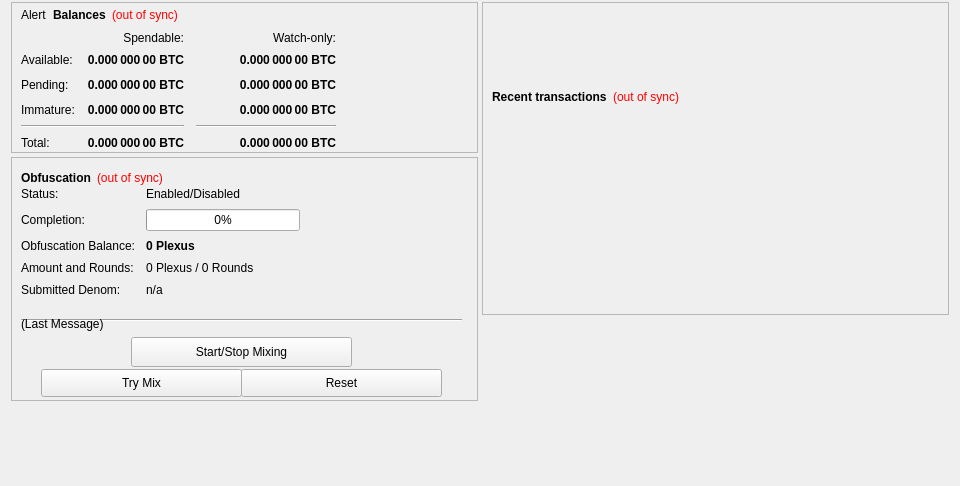
altcuim/Plexus, file src/qt/forms/overviewpage.ui: the form before one commit.
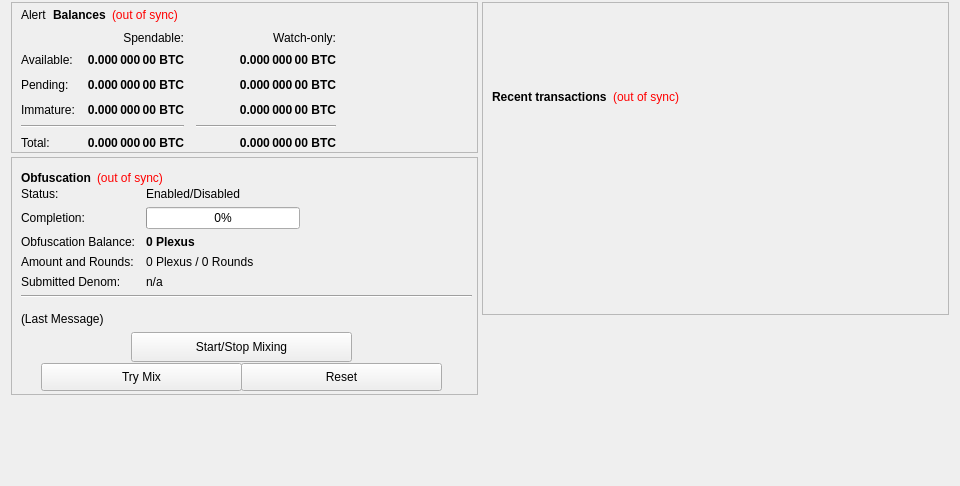
The form after the commit.

Patch:
```diff
--- a/src/qt/forms/overviewpage.ui
+++ b/src/qt/forms/overviewpage.ui
@@ -418,7 +418,7 @@
          <property name="minimumSize">
           <size>
            <width>0</width>
-           <height>244</height>
+           <height>238</height>
           </size>
          </property>
          <property name="layoutDirection">
@@ -436,7 +436,7 @@
             <x>10</x>
             <y>30</y>
             <width>451</width>
-            <height>131</height>
+            <height>128</height>
            </rect>
           </property>
           <layout class="QFormLayout" name="formLayout">
@@ -447,7 +447,7 @@
             <number>11</number>
            </property>
            <property name="verticalSpacing">
-            <number>8</number>
+            <number>6</number>
            </property>
            <item row="0" column="0">
             <widget class="QLabel" name="label_6">
@@ -534,13 +534,20 @@
              </property>
             </widget>
            </item>
+           <item row="5" column="0" colspan="2">
+            <widget class="Line" name="lineLastMessage">
+             <property name="orientation">
+              <enum>Qt::Horizontal</enum>
+             </property>
+            </widget>
+           </item>
           </layout>
          </widget>
          <widget class="QPushButton" name="toggleObfuscation">
           <property name="geometry">
            <rect>
             <x>120</x>
-            <y>180</y>
+            <y>175</y>
             <width>221</width>
             <height>30</height>
            </rect>
@@ -555,24 +562,11 @@
            <string>Start/Stop Mixing</string>
           </property>
          </widget>
-         <widget class="Line" name="lineLastMessage">
-          <property name="geometry">
-           <rect>
-            <x>10</x>
-            <y>155</y>
-            <width>441</width>
-            <height>16</height>
-           </rect>
-          </property>
-          <property name="orientation">
-           <enum>Qt::Horizontal</enum>
-          </property>
-         </widget>
          <widget class="QLabel" name="obfuscationStatus">
           <property name="geometry">
            <rect>
             <x>10</x>
-            <y>160</y>
+            <y>155</y>
             <width>451</width>
             <height>20</height>
            </rect>
@@ -597,7 +591,7 @@
           <property name="geometry">
            <rect>
             <x>30</x>
-            <y>212</y>
+            <y>206</y>
             <width>201</width>
             <height>28</height>
            </rect>
@@ -619,7 +613,7 @@
           <property name="geometry">
            <rect>
             <x>230</x>
-            <y>212</y>
+            <y>206</y>
             <width>201</width>
             <height>28</height>
            </rect>
@@ -645,7 +639,7 @@
            <rect>
             <x>10</x>
             <y>10</y>
-            <width>431</width>
+            <width>451</width>
             <height>22</height>
            </rect>
           </property>
```
